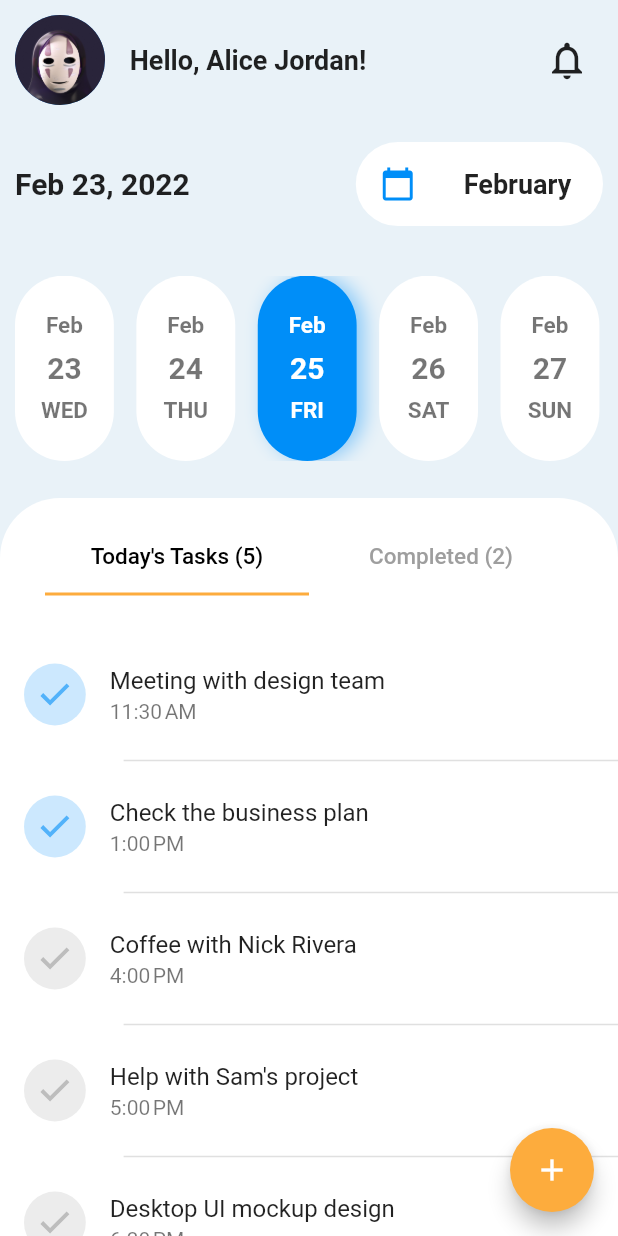
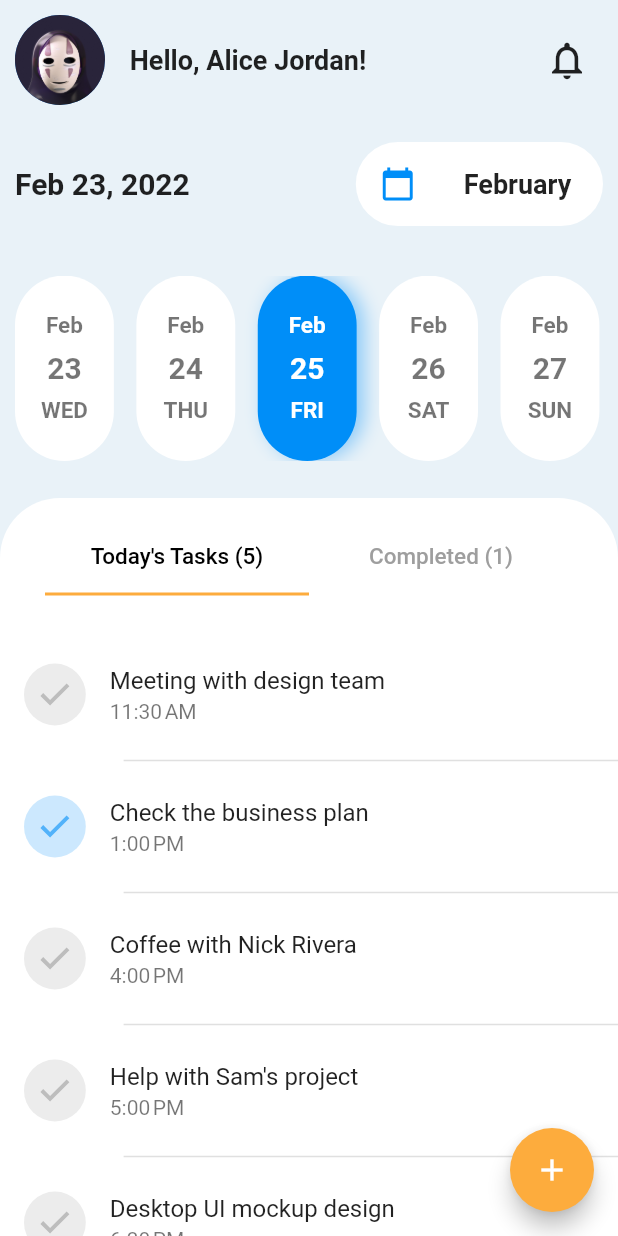
Before and after one commit to Amirnlz/task_management, a Flutter app: the screen it shows after launch, after a tap on an icon or button, on a phone screen of 412 x 824 dp. Run offline on Flutter 3.47's test engine with Material 2 defaults, Android fonts, the phone set to English and light mode, and no system bars; our stand-ins replace flutter_svg, get.

Commit message:
add taskController to main-widgets

```diff
--- /dev/null
+++ b/lib/contollers/task_controller.dart
@@ -0,0 +1,59 @@
+import 'package:get/state_manager.dart';
+
+import '../models/task.dart';
+
+class TaskController extends GetxController {
+  final RxList<Task> tasks;
+
+  TaskController({required this.tasks});
+
+  void addTask(Task task) {
+    tasks.addIf(isValidDate(task.date), task);
+    update();
+  }
+
+  bool isValidDate(DateTime date) {
+    return date.isAfter(DateTime.now());
+  }
+
+  void removeTask(Task task) {
+    tasks.remove(task);
+    update();
+  }
+
+  void toggleTask(Task task) {
+    int index = tasks.indexOf(task);
+    tasks[index].isDone = RxBool(!tasks[index].isDone.value);
+    update();
+  }
+
+  void toggleAll() {
+    tasks.map((task) => task.isDone = RxBool(!task.isDone.value)).toList();
+    update();
+  }
+
+  void clearCompleted() {
+    tasks.removeWhere((value) => value.isDone.value);
+    update();
+  }
+
+  int get remaining {
+    return tasks.where((value) => !value.isDone.value).length;
+  }
+
+  int get completed {
+    return tasks.where((value) => value.isDone.value).length;
+  }
+
+  bool get hasCompleted {
+    return completed > 0;
+  }
+
+  bool get hasRemaining {
+    return remaining > 0;
+  }
+
+  bool get allCompleted {
+    return remaining == 0;
+  }
+}
--- a/lib/models/task.dart
+++ b/lib/models/task.dart
@@ -1,7 +1,9 @@
+import 'package:get/get_rx/get_rx.dart';
+
 class Task {
   final String title;
   final DateTime date;
-  final bool isDone;
+  RxBool isDone;
 
   Task({
     required this.title,
@@ -14,21 +16,21 @@ List<Task> tasksList = [
   Task(
       title: 'Meeting with design team',
       date: DateTime.now().add(const Duration(hours: 1)),
-      isDone: true),
+      isDone: RxBool(true)),
   Task(
       title: 'Check the business plan',
       date: DateTime.now().add(const Duration(hours: 2, minutes: 30)),
-      isDone: true),
+      isDone: RxBool(true)),
   Task(
       title: 'Coffee with Nick Rivera',
       date: DateTime.now().add(const Duration(hours: 5, minutes: 30)),
-      isDone: false),
+      isDone: RxBool(false)),
   Task(
       title: 'Help with Sam\'s project',
       date: DateTime.now().add(const Duration(hours: 6, minutes: 30)),
-      isDone: false),
+      isDone: RxBool(false)),
   Task(
       title: 'Desktop UI mockup design',
       date: DateTime.now().add(const Duration(hours: 8)),
-      isDone: false),
+      isDone: RxBool(false)),
 ];
--- a/lib/screens/home/components/tasks/today_tasks.dart
+++ b/lib/screens/home/components/tasks/today_tasks.dart
@@ -1,28 +1,29 @@
 import 'package:flutter/material.dart';
 import 'package:flutter_svg/svg.dart';
 import 'package:get/get.dart';
-import 'package:task_management/helpers/contants.dart';
 
+import '../../../../contollers/task_controller.dart';
+import '../../../../helpers/contants.dart';
 import '../../../../helpers/extensions/date_extension.dart';
 import '../../../../models/task.dart';
 
 class TodayTasks extends StatelessWidget {
-  const TodayTasks({Key? key}) : super(key: key);
+  const TodayTasks({required this.tasks, Key? key}) : super(key: key);
+  final List<Task> tasks;
 
   @override
   Widget build(BuildContext context) {
     return SingleChildScrollView(
       child: Column(
-        children: tasks(),
+        children: tasksWdiget(),
       ),
     );
   }
-}
 
-List<Widget> tasks() {
+  List<Widget> tasksWdiget() {
     return List.generate(
-    tasksList.length,
-    (index) => taskWidget(tasksList[index]),
+      tasks.length,
+      (index) => taskWidget(tasks[index]),
     );
   }
 
@@ -31,8 +32,12 @@ Column taskWidget(Task task) {
       children: [
         ListTile(
           leading: GestureDetector(
-          onTap: () {},
-          child: checkIconWidget(task.isDone),
+            onTap: () {
+              Get.find<TaskController>().toggleTask(task);
+            },
+            child: Obx(
+              () => checkIconWidget(task.isDone.value),
+            ),
           ),
           title: Text(
             task.title,
@@ -55,19 +60,31 @@ Column taskWidget(Task task) {
   }
 
   Widget checkIconWidget(bool isDone) {
-  return Container(
+    return AnimatedSwitcher(
+      duration: const Duration(milliseconds: 500),
+      switchInCurve: Curves.easeInOutBack,
+      transitionBuilder: (child, animation) => ScaleTransition(
+        scale: animation,
+        child: child,
+      ),
+      child: Container(
+        key: ValueKey(isDone),
         width: Get.width * 0.1,
         height: Get.width * 0.1,
         padding: const EdgeInsets.all(5),
         decoration: BoxDecoration(
           shape: BoxShape.circle,
-      color:
-          isDone ? primaryColor.withOpacity(0.2) : Colors.grey.withOpacity(0.2),
+          color: isDone
+              ? primaryColor.withOpacity(0.2)
+              : Colors.grey.withOpacity(0.2),
         ),
         child: SvgPicture.asset(
           'assets/icons/check.svg',
-      color:
-          isDone ? primaryColor.withOpacity(0.6) : Colors.grey.withOpacity(0.6),
+          color: isDone
+              ? primaryColor.withOpacity(0.6)
+              : Colors.grey.withOpacity(0.6),
+        ),
       ),
     );
   }
+}
--- a/lib/screens/home/main_widgets.dart
+++ b/lib/screens/home/main_widgets.dart
@@ -1,4 +1,7 @@
 import 'package:flutter/material.dart';
+import 'package:get/get.dart';
+import 'package:task_management/contollers/task_controller.dart';
+import 'package:task_management/models/task.dart';
 
 import '../../helpers/contants.dart';
 import 'components/tasks/today_tasks.dart';
@@ -25,25 +28,28 @@ class MainWidgets extends StatelessWidget {
   Widget tabs() {
     return DefaultTabController(
       length: 2,
-      child: Column(
-        children: const [
+      child: GetBuilder<TaskController>(
+        init: TaskController(tasks: RxList(tasksList)),
+        builder: (controller) {
+          return Column(
+            children: [
               TabBar(
                 labelColor: Colors.black,
                 unselectedLabelColor: Colors.grey,
                 indicatorColor: accentColor,
-            padding: EdgeInsets.all(30),
+                padding: const EdgeInsets.all(30),
                 labelStyle: kTabsLabelTextStyle,
                 tabs: [
                   Padding(
-                padding: EdgeInsets.only(bottom: 15),
+                    padding: const EdgeInsets.only(bottom: 15),
                     child: Text(
-                  'Today\'s Tasks (5)',
+                      'Today\'s Tasks (${controller.tasks.length})',
                     ),
                   ),
                   Padding(
-                padding: EdgeInsets.only(bottom: 15),
+                    padding: const EdgeInsets.only(bottom: 15),
                     child: Text(
-                  'Completed (2)',
+                      'Completed (${controller.completed})',
                     ),
                   ),
                 ],
@@ -51,12 +57,16 @@ class MainWidgets extends StatelessWidget {
               Expanded(
                 child: TabBarView(
                   children: [
-                TodayTasks(),
-                TodayTasks(),
+                    TodayTasks(
+                      tasks: controller.tasks,
+                    ),
+                    const SizedBox(),
                   ],
                 ),
               )
             ],
+          );
+        },
       ),
     );
   }
```
Lines whose indentation alone changed are shown as unchanged.
